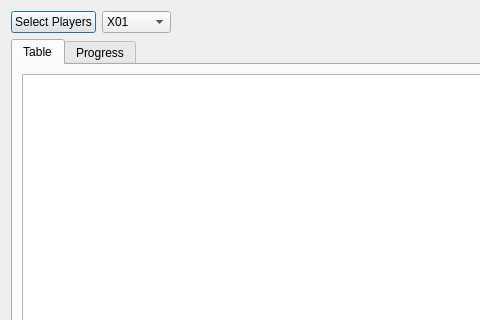
The window that src/alltime_stats_dialog.ui (m1ld3/dartomato) describes before a commit, drawn with Qt 5; both pictures show x 0 to 480 and y 0 to 320 of the 561 by 441 pixel window.
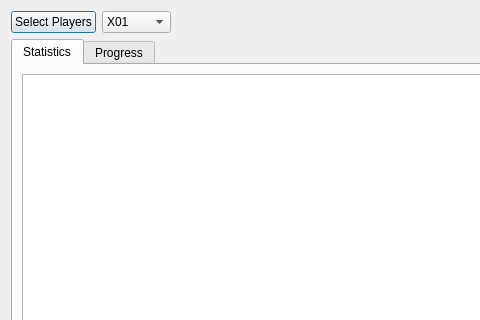
The same window after the commit. Custom widgets are drawn as their Qt base class.

What changed in the file:
```diff
--- a/src/alltime_stats_dialog.ui
+++ b/src/alltime_stats_dialog.ui
@@ -59,7 +59,7 @@
      </property>
      <widget class="QWidget" name="tablesTab">
       <attribute name="title">
-       <string>Table</string>
+       <string>Statistics</string>
       </attribute>
       <layout class="QGridLayout" name="gridLayout_2">
        <item row="1" column="0">
```
